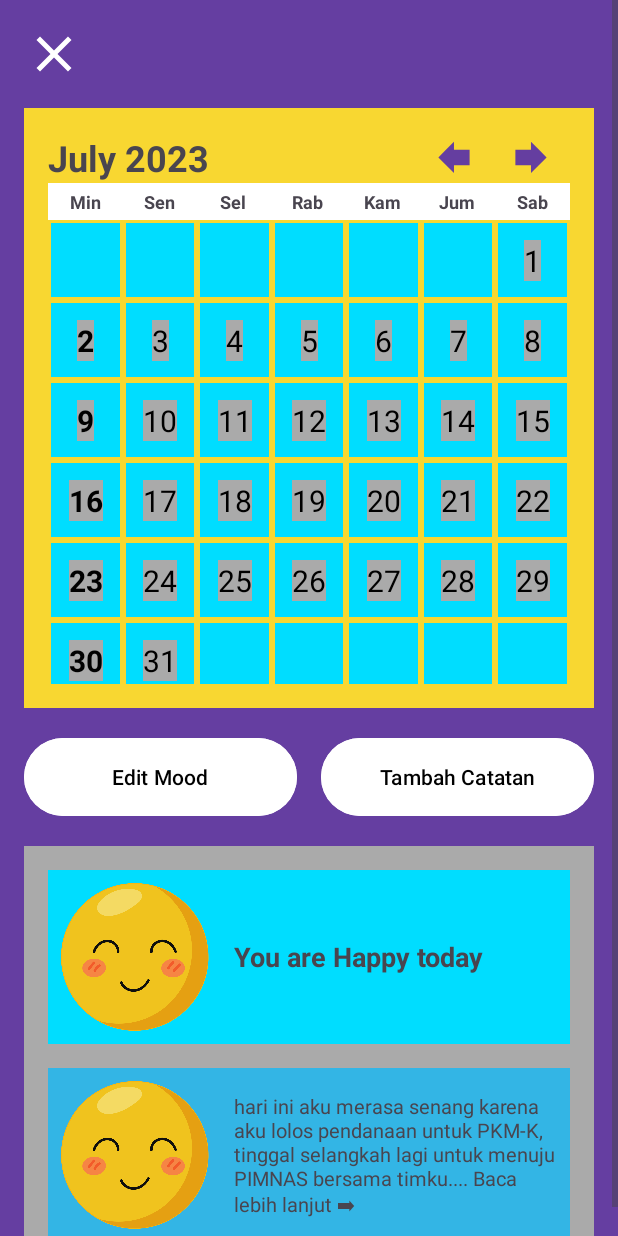
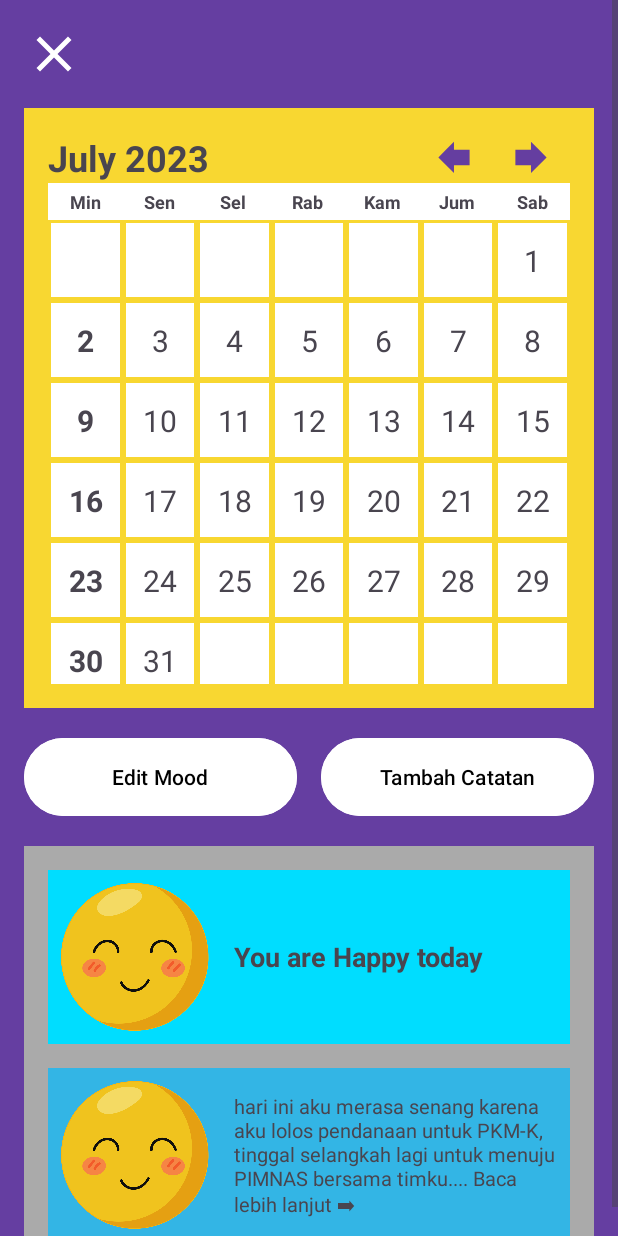
Before and after one commit to rivaldofez/IceTetik, an Android app: the JournalActivity screen opened directly, with no data from a screen before it, on a phone screen of 412 x 824 dp. Run offline under Robolectric (Android 15) with nearby library versions, the phone set to English and light mode, and no system bars.

Commit message:
update style item calendar

```diff
--- a/app/src/main/res/layout/item_calendar.xml
+++ b/app/src/main/res/layout/item_calendar.xml
@@ -2,18 +2,17 @@
 <androidx.constraintlayout.widget.ConstraintLayout xmlns:android="http://schemas.android.com/apk/res/android"
     android:layout_width="match_parent"
     android:layout_height="match_parent"
-    android:background="@android:color/holo_blue_bright"
+    android:background="@color/white"
     android:layout_margin="2dp"
     xmlns:app="http://schemas.android.com/apk/res-auto">
 
     <TextView
-        android:background="@android:color/darker_gray"
+        style="@style/ItemCalendarTextStyle"
         android:id="@+id/tv_item_day"
         android:layout_width="wrap_content"
         android:layout_height="wrap_content"
         android:text="1"
         android:textSize="20sp"
-        android:textColor="@color/black"
         app:layout_constraintBottom_toBottomOf="parent"
         app:layout_constraintTop_toTopOf="parent"
         app:layout_constraintStart_toStartOf="parent"
```
